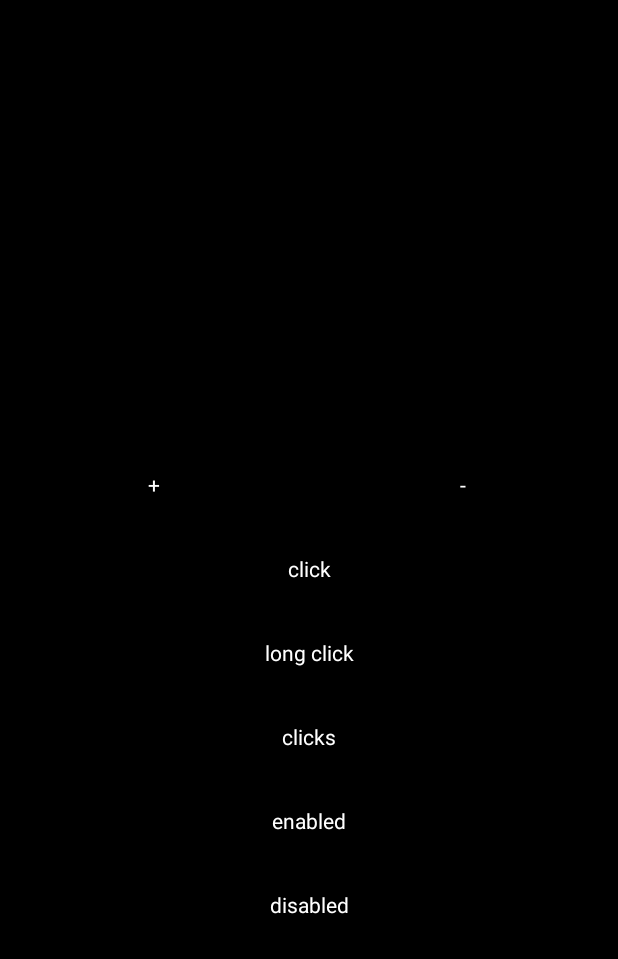
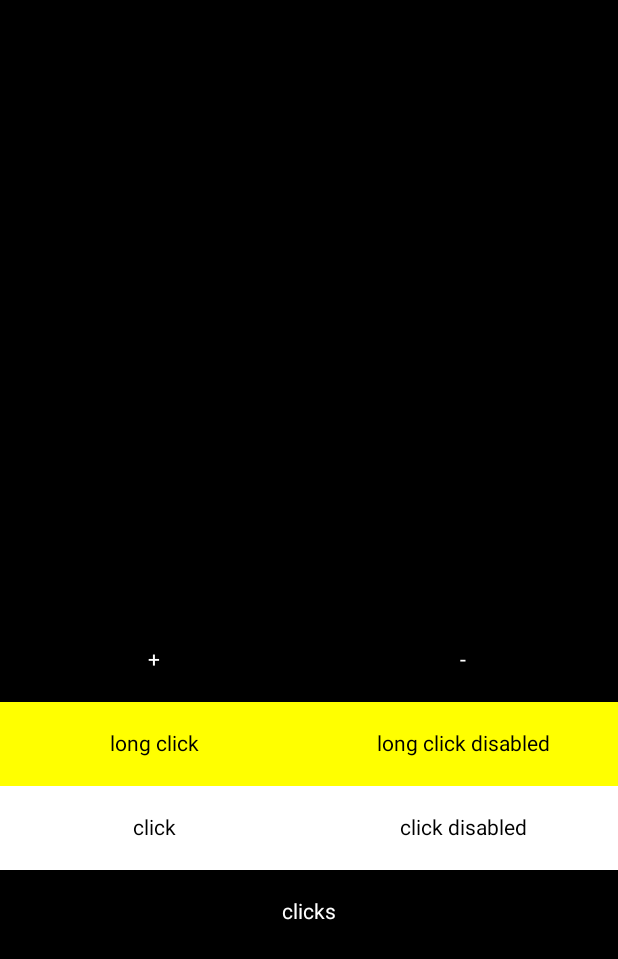
Before and after one commit to StanleyProjects/ComposeClicks, an Android app built with Jetpack Compose: the MainActivity screen opened directly, with no data from a screen before it, on a phone screen of 412 x 824 dp. Shown: the top 959 px of the screen. Run offline under Robolectric (Android 15) with nearby library versions, the phone set to English and light mode, and no system bars.

Commit message:
on long click enabled

```diff
--- a/app/src/main/kotlin/sp/sample/clicks/MainActivity.kt
+++ b/app/src/main/kotlin/sp/sample/clicks/MainActivity.kt
@@ -5,7 +5,6 @@ import androidx.activity.compose.setContent
 import androidx.appcompat.app.AppCompatActivity
 import androidx.compose.foundation.background
 import androidx.compose.foundation.clickable
-import androidx.compose.foundation.layout.Box
 import androidx.compose.foundation.layout.Column
 import androidx.compose.foundation.layout.Row
 import androidx.compose.foundation.layout.fillMaxHeight
@@ -15,12 +14,11 @@ import androidx.compose.foundation.layout.height
 import androidx.compose.foundation.layout.padding
 import androidx.compose.foundation.layout.wrapContentHeight
 import androidx.compose.foundation.lazy.LazyColumn
-import androidx.compose.foundation.lazy.items
 import androidx.compose.foundation.lazy.itemsIndexed
 import androidx.compose.foundation.text.BasicText
+import androidx.compose.runtime.Composable
 import androidx.compose.runtime.mutableStateOf
 import androidx.compose.runtime.remember
-import androidx.compose.ui.Alignment
 import androidx.compose.ui.Modifier
 import androidx.compose.ui.graphics.Color
 import androidx.compose.ui.platform.LocalContext
@@ -36,6 +34,33 @@ private fun Modifier.button(block: Modifier.() -> Modifier): Modifier {
         .height(56.dp)
         .block()
         .wrapContentHeight()
+}
+
+@Composable
+private fun Buttons(
+    color: Color,
+    textStyle: TextStyle,
+    vararg pairs: Pair<String, Modifier.() -> Modifier>,
+) {
+    check(pairs.isNotEmpty())
+    Row(
+        modifier = Modifier
+            .fillMaxWidth()
+            .height(56.dp)
+            .background(color),
+    ) {
+        pairs.forEach { (text, block) ->
+            BasicText(
+                modifier = Modifier
+                    .fillMaxHeight()
+                    .weight(1f)
+                    .block()
+                    .wrapContentHeight(),
+                text = text,
+                style = textStyle,
+            )
+        }
+    }
 }
 
 internal class MainActivity : AppCompatActivity() {
@@ -60,7 +85,10 @@ internal class MainActivity : AppCompatActivity() {
                         .weight(1f),
                 ) {
                     itemsIndexed(data.value) { index, it ->
-                        Row(Modifier.fillMaxWidth().height(56.dp)) {
+                        Row(
+                            Modifier
+                                .fillMaxWidth()
+                                .height(56.dp)) {
                             BasicText(
                                 modifier = Modifier
                                     .fillMaxHeight()
@@ -72,13 +100,14 @@ internal class MainActivity : AppCompatActivity() {
                             BasicText(
                                 modifier = Modifier
                                     .fillMaxHeight()
+                                    .background(Color.White)
                                     .weight(1f)
-                                    .onClick {
+                                    .onClick(enabled = true) {
                                         context.showToast("on click: $index] $it")
                                     }
                                     .wrapContentHeight(),
                                 text = "click",
-                                style = style,
+                                style = style.copy(Color.Black),
                             )
                             BasicText(
                                 modifier = Modifier
@@ -113,11 +142,13 @@ internal class MainActivity : AppCompatActivity() {
                 Column(
                     modifier = Modifier
                         .fillMaxWidth()
-                        .weight(2f),
+                        .weight(1f),
                 ) {
-                    Row(modifier = Modifier
-                        .fillMaxWidth()
-                        .height(56.dp)) {
+                    Row(
+                        modifier = Modifier
+                            .fillMaxWidth()
+                            .height(56.dp),
+                    ) {
                         BasicText(
                             modifier = Modifier
                                 .fillMaxHeight()
@@ -145,23 +176,39 @@ internal class MainActivity : AppCompatActivity() {
                             style = style,
                         )
                     }
-                    BasicText(
-                        modifier = Modifier.button {
-                            onClick {
-                                context.showToast("on click...")
+                    Buttons(
+                        color = Color.Yellow,
+                        textStyle = TextStyle(
+                            textAlign = TextAlign.Center,
+                            color = Color.Black,
+                        ),
+                        "long click" to {
+                            onLongClick(enabled = true) {
+                                context.showToast("on enabled long click...")
                             }
                         },
-                        text = "click",
-                        style = style,
+                        "long click disabled" to {
+                            onLongClick(enabled = false) {
+                                context.showToast("on disabled long click...")
+                            }
+                        }
                     )
-                    BasicText(
-                        modifier = Modifier.button {
-                            onLongClick {
-                                context.showToast("on long click...")
+                    Buttons(
+                        color = Color.White,
+                        textStyle = TextStyle(
+                            textAlign = TextAlign.Center,
+                            color = Color.Black,
+                        ),
+                        "click" to {
+                            onClick(enabled = true) {
+                                context.showToast("on enabled click...")
                             }
                         },
-                        text = "long click",
-                        style = style,
+                        "click disabled" to {
+                            onClick(enabled = false) {
+                                context.showToast("on disabled click...")
+                            }
+                        }
                     )
                     BasicText(
                         modifier = Modifier.button {
@@ -177,24 +224,6 @@ internal class MainActivity : AppCompatActivity() {
                         text = "clicks",
                         style = style,
                     )
-                    BasicText(
-                        modifier = Modifier.button {
-                            onClick(enabled = true) {
-                                context.showToast("on enabled click...")
-                            }
-                        },
-                        text = "enabled",
-                        style = style,
-                    )
-                    BasicText(
-                        modifier = Modifier.button {
-                            onClick(enabled = false) {
-                                error("Impossible!")
-                            }
-                        },
-                        text = "disabled",
-                        style = style,
-                    )
                 }
             }
         }
--- a/lib/src/main/kotlin/sp/ax/jc/clicks/LongClick.kt
+++ b/lib/src/main/kotlin/sp/ax/jc/clicks/LongClick.kt
@@ -2,6 +2,7 @@ package sp.ax.jc.clicks
 
 import androidx.compose.foundation.Indication
 import androidx.compose.foundation.LocalIndication
+import androidx.compose.foundation.clickable
 import androidx.compose.foundation.gestures.detectTapGestures
 import androidx.compose.foundation.indication
 import androidx.compose.foundation.interaction.MutableInteractionSource
@@ -15,11 +16,13 @@ import androidx.compose.ui.platform.debugInspectorInfo
 
 /**
  * Configure component to receive clicks via press gestures.
+ * @see [Modifier.clickable]
+ * @see [Modifier.indication]
  * @author [Stanley Wintergreen](https://github.com/kepocnhh)
- * @since 0.2.1
+ * @since 0.2.2
  */
 fun Modifier.onLongClick(
-    key1: Any?,
+    enabled: Boolean = true,
     interactionSource: MutableInteractionSource,
     indication: Indication,
     block: () -> Unit,
@@ -27,7 +30,7 @@ fun Modifier.onLongClick(
     return composed(
         inspectorInfo = debugInspectorInfo {
             name = "onLongClick"
-            properties["key1"] = key1
+            properties["enabled"] = enabled
             properties["block"] = block
             properties["indication"] = indication
             properties["interactionSource"] = interactionSource
@@ -35,17 +38,19 @@ fun Modifier.onLongClick(
         factory = {
             val onClickState = rememberUpdatedState(block)
             Modifier.indication(interactionSource = interactionSource, indication = indication)
-                .pointerInput(key1) {
+                .pointerInput(interactionSource, enabled) {
                     detectTapGestures(
                         onPress = { offset ->
-                            val press = PressInteraction.Press(offset)
-                            interactionSource.emit(press)
-                            @Suppress("IgnoredReturnValue")
-                            tryAwaitRelease()
-                            interactionSource.emit(PressInteraction.Release(press))
+                            if (enabled) {
+                                val press = PressInteraction.Press(offset)
+                                interactionSource.emit(press)
+                                @Suppress("IgnoredReturnValue")
+                                tryAwaitRelease()
+                                interactionSource.emit(PressInteraction.Release(press))
+                            }
                         },
                         onLongPress = {
-                            onClickState.value()
+                            if (enabled) onClickState.value()
                         },
                     )
                 }
@@ -55,15 +60,16 @@ fun Modifier.onLongClick(
 
 /**
  * Configure component to receive clicks via press gestures with default [MutableInteractionSource] and [Indication].
- * @see [Modifier.clickable]
- * @see [Modifier.indication]
  * @author [Stanley Wintergreen](https://github.com/kepocnhh)
- * @since 0.1.0-3
+ * @since 0.2.2
  */
-fun Modifier.onLongClick(block: () -> Unit): Modifier {
+fun Modifier.onLongClick(
+    enabled: Boolean = true,
+    block: () -> Unit,
+): Modifier {
     return composed {
         Modifier.onLongClick(
-            key1 = null,
+            enabled = enabled,
             interactionSource = remember { MutableInteractionSource() },
             indication = LocalIndication.current,
             block = block,
```
